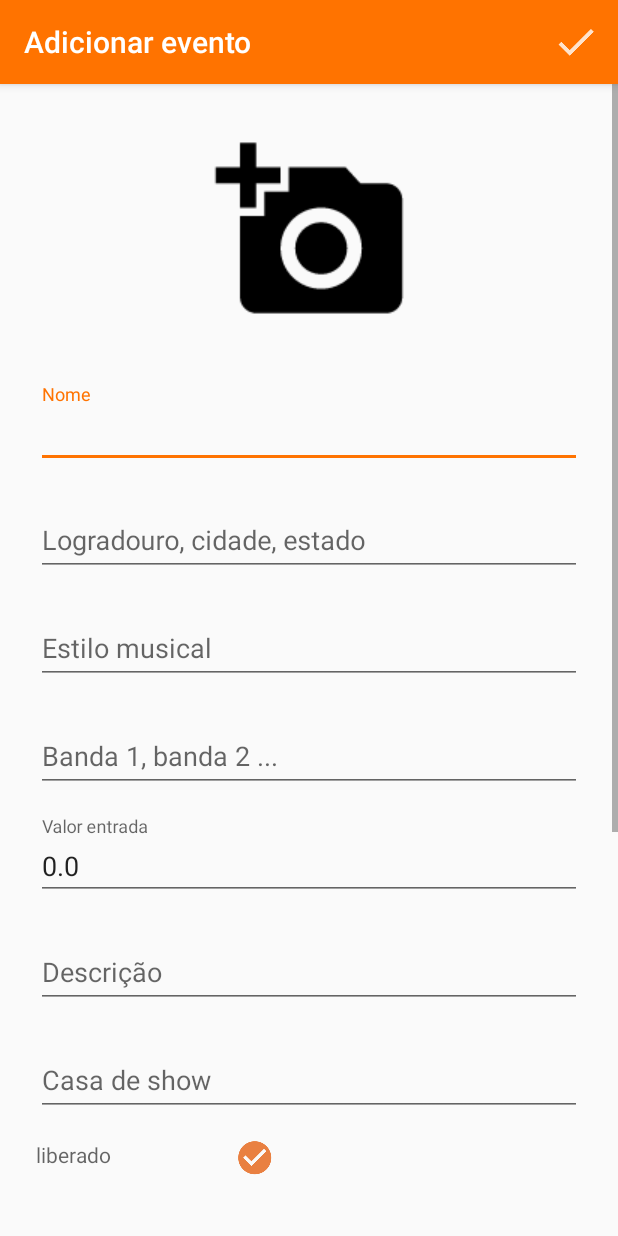
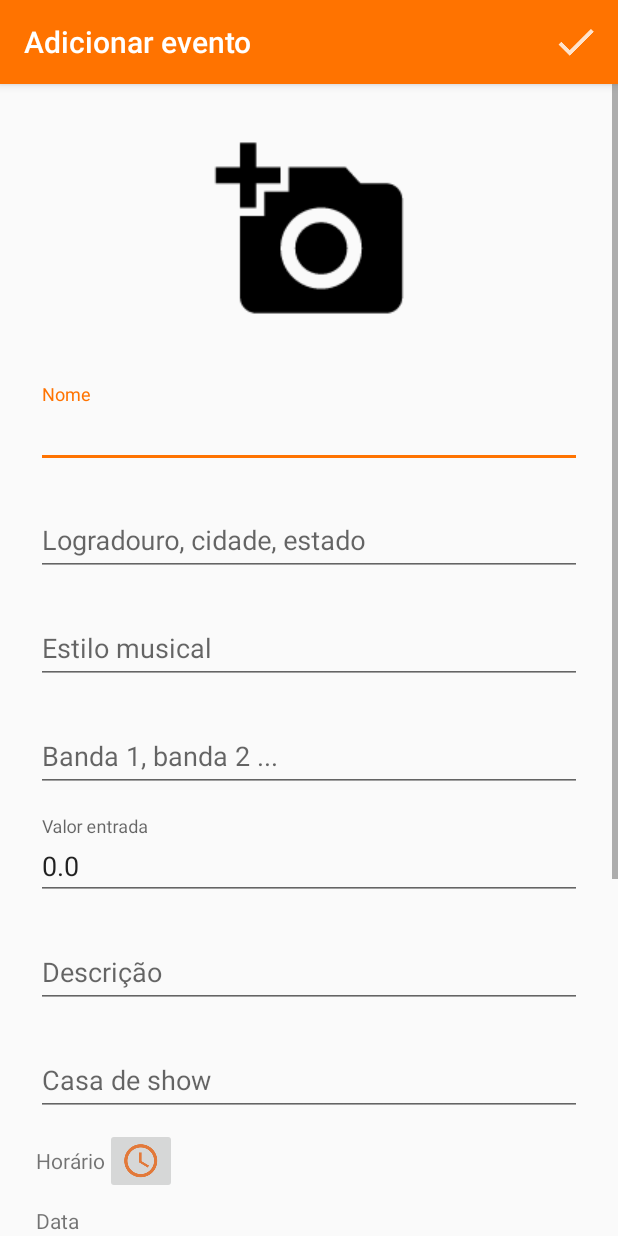
Before and after one commit to lucasbernardo95/Agita, an Android app: the AddEventoActivity screen opened directly, with no data from a screen before it, on a phone screen of 412 x 824 dp. Run offline under Robolectric (Android 15) with nearby library versions, the light colour scheme and no system bars; our stand-ins replace Firebase (no records; nobody signed in at launch, a user with empty details on screens opened directly), Picasso; libraries missing offline, so code that uses them is left out: com.theartofdev.edmodo; pictures from the network do not load.

Commit message:
fix bugs

```diff
--- a/app/src/main/res/layout/activity_add_evento.xml
+++ b/app/src/main/res/layout/activity_add_evento.xml
@@ -124,27 +124,6 @@
 
         </android.support.design.widget.TextInputLayout>
         <!-- liberado Label -->
-        <android.support.design.widget.TextInputLayout
-            android:layout_width="match_parent"
-            android:layout_height="53dp"
-            android:layout_marginBottom="8dp"
-            android:layout_marginTop="8dp">
-
-            <CheckedTextView
-                android:id="@+id/liberado_cadastro"
-                android:layout_width="158dp"
-                android:layout_height="match_parent"
-                android:checkMark="@drawable/checked"
-                android:checked="true"
-                android:hint="liberado" />
-            <!--<EditText-->
-            <!--android:id="@+id/liberado_cadastro"-->
-            <!--android:layout_width="match_parent"-->
-            <!--android:layout_height="wrap_content"-->
-            <!--android:hint="liberado"-->
-            <!--android:inputType="number" />-->
-
-        </android.support.design.widget.TextInputLayout>
         <LinearLayout
             android:orientation="horizontal"
             android:layout_width="match_parent"
```
